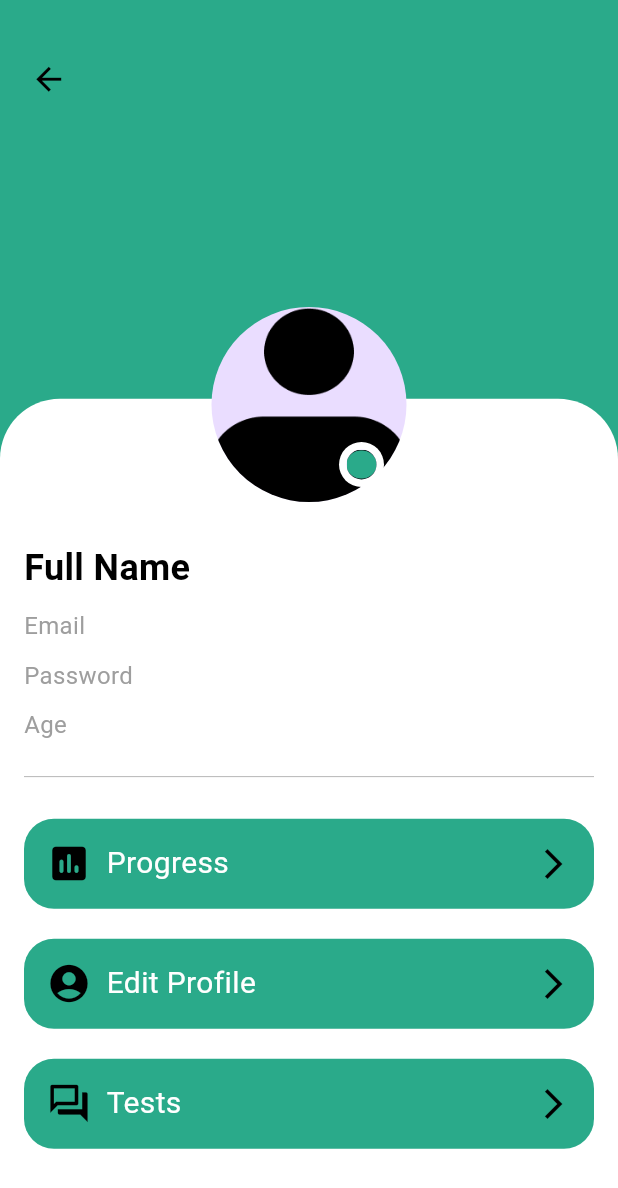
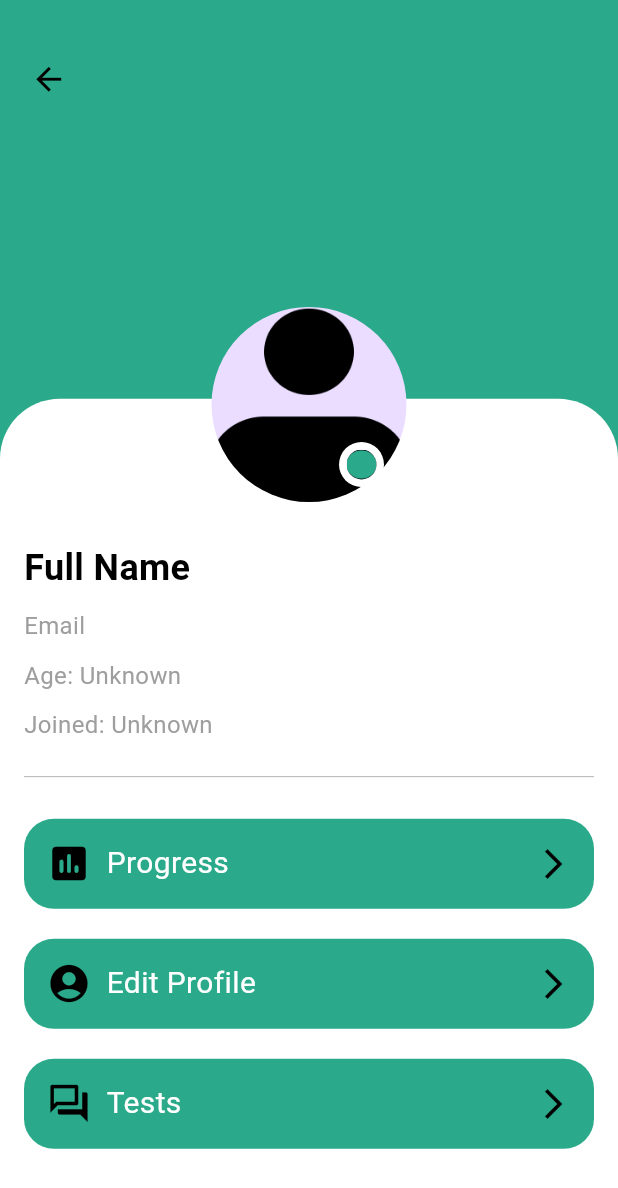
Before and after one commit to 20210688/mini_coder, a Flutter app: the ProfileScreen screen opened by its route, on a phone screen of 412 x 824 dp. Shown: the top 1188 px of the screen. Run offline on Flutter 3.47's test engine with Material 3 defaults, Android fonts, the phone set to English and light mode, and no system bars; our stand-ins replace cloud_firestore, connectivity_plus, curved_navigation_bar, firebase_auth, firebase_core, flutter_bloc and 1 more; accounts and stored records are empty.

```diff
--- a/lib/Profile_Screen/profile_screen.dart
+++ b/lib/Profile_Screen/profile_screen.dart
@@ -1,13 +1,63 @@
+
+import 'package:cloud_firestore/cloud_firestore.dart';
+import 'package:firebase_auth/firebase_auth.dart';
 import 'package:flutter/material.dart';
 import 'package:mini_coder/Profile_Screen/profile_screen/Edit_profile.dart';
 import 'package:mini_coder/Profile_Screen/profile_screen/Progress.dart';
 import 'package:mini_coder/Profile_Screen/profile_screen/Tests/tests.dart';
 import 'package:mini_coder/home/home_screen.dart';
 
-class ProfileScreen extends StatelessWidget {
+class ProfileScreen extends StatefulWidget {
   static const String routeName = 'profile_screen';
 
-  const ProfileScreen({Key? key}) : super(key: key);
+  const ProfileScreen({super.key});
+
+  @override
+  _ProfileScreenState createState() => _ProfileScreenState();
+}
+
+class _ProfileScreenState extends State<ProfileScreen> {
+  final _formKey = GlobalKey<FormState>();
+  final TextEditingController _fullNameController = TextEditingController();
+  final TextEditingController _emailController = TextEditingController();
+  final TextEditingController _ageController = TextEditingController();
+  final TextEditingController _joinedController = TextEditingController();
+
+
+  @override
+  void initState() {
+    super.initState();
+    _loadUserData();
+  }
+
+  @override
+  void dispose() {
+    _fullNameController.dispose();
+    _emailController.dispose();
+    _ageController.dispose();
+    _joinedController.dispose();
+    super.dispose();
+  }
+  Future<void> _loadUserData() async {
+    User? user = FirebaseAuth.instance.currentUser;
+    if (user != null) {
+      DocumentSnapshot userDoc =
+      await FirebaseFirestore.instance.collection('users').doc(user.uid).get();
+
+      if (userDoc.exists) {
+        Map<String, dynamic>? data = userDoc.data() as Map<String, dynamic>?;
+
+        setState(() {
+          _fullNameController.text = data?['FullName'] ?? user.displayName ?? '';
+          _emailController.text = user.email ?? '';
+          _ageController.text = data?['Age']?.toString() ?? '';
+          _joinedController.text = data?['joined_date'] ?? 'Unknown';
+        });
+      } else {
+        debugPrint("User document does not exist.");
+      }
+    }
+  }
   @override
   Widget build(BuildContext context) {
     return Scaffold(
@@ -52,12 +102,14 @@ class ProfileScreen extends StatelessWidget {
                         children: [
                           const SizedBox(height: 80),
                           Center(
-                            child: Column(
+                            child: Form(
+                              key: _formKey,
+                              child: Column(
                               crossAxisAlignment: CrossAxisAlignment.start,
                               mainAxisAlignment: MainAxisAlignment.start,
                               children: [
                                 Text(
-                                  'Full Name',
+                                  _fullNameController.text.isNotEmpty ? _fullNameController.text : 'Full Name',
                                   style: TextStyle(
                                     fontSize: 24,
                                     fontWeight: FontWeight.bold,
@@ -66,7 +118,7 @@ class ProfileScreen extends StatelessWidget {
                                 ),
                                 const SizedBox(height: 10),
                                 Text(
-                                  'Email',
+                                  _emailController.text.isNotEmpty ? _emailController.text : 'Email',
                                   style: TextStyle(
                                     fontSize: 16,
                                     color: Colors.grey,
@@ -74,7 +126,7 @@ class ProfileScreen extends StatelessWidget {
                                 ),
                                 const SizedBox(height: 10),
                                 Text(
-                                  'Password',
+                                  _ageController.text.isNotEmpty ? 'Age: ${_ageController.text}' : 'Age: Unknown',
                                   style: TextStyle(
                                     fontSize: 16,
                                     color: Colors.grey,
@@ -82,7 +134,7 @@ class ProfileScreen extends StatelessWidget {
                                 ),
                                 const SizedBox(height: 10),
                                 Text(
-                                  'Age',
+                                  _joinedController.text.isNotEmpty ? 'Joined: ${_joinedController.text}' : 'Joined: Unknown',
                                   style: TextStyle(
                                     fontSize: 16,
                                     color: Colors.grey,
@@ -204,6 +256,7 @@ class ProfileScreen extends StatelessWidget {
                               ],
                             ),
                           ),
+                          ),
                         ],
                       ),
                     ),
```
